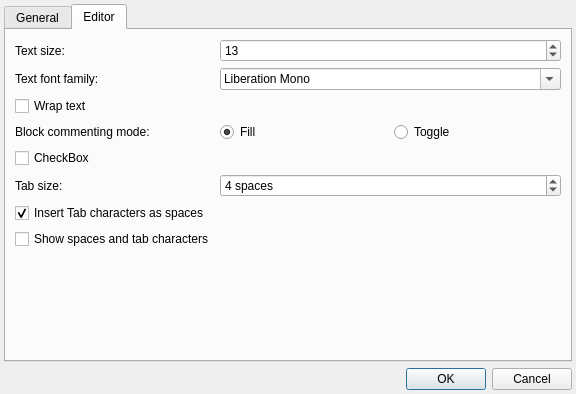
Before: the Qt Designer form src/settingsdialog.ui in IoeCmcomc/MCDatapacker, drawn with Qt 5.
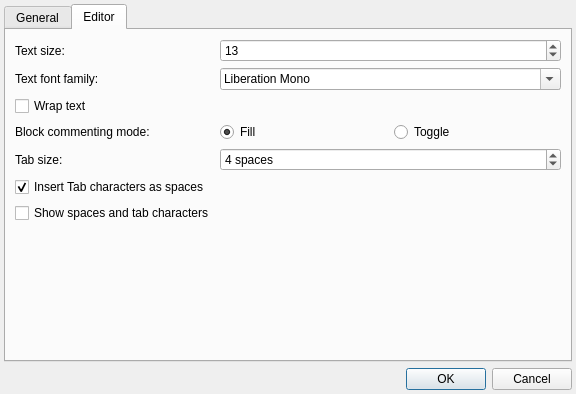
After: the same form once the commit is applied. The open tabs and pages were chosen to show the change.

Patch:
```diff
--- a/src/settingsdialog.ui
+++ b/src/settingsdialog.ui
@@ -183,14 +183,14 @@
          </item>
         </layout>
        </item>
-       <item row="5" column="0">
+       <item row="4" column="0">
         <widget class="QLabel" name="label_7">
          <property name="text">
           <string>Tab size:</string>
          </property>
         </widget>
        </item>
-       <item row="5" column="1">
+       <item row="4" column="1">
         <widget class="QSpinBox" name="editorTabSizeSpin">
          <property name="suffix">
           <string> spaces</string>
@@ -206,7 +206,7 @@
          </property>
         </widget>
        </item>
-       <item row="6" column="0" colspan="2">
+       <item row="5" column="0" colspan="2">
         <widget class="QCheckBox" name="editorTabAsSpacesCheck">
          <property name="text">
           <string>Insert Tab characters as spaces</string>
@@ -216,14 +216,14 @@
          </property>
         </widget>
        </item>
-       <item row="4" column="0">
-        <widget class="QCheckBox" name="checkBox">
+       <item row="6" column="0">
+        <widget class="QCheckBox" name="editorShowSpacesCheck">
          <property name="text">
-          <string>CheckBox</string>
+          <string>Show spaces and tab characters</string>
          </property>
         </widget>
        </item>
-       <item row="8" column="0" colspan="2">
+       <item row="7" column="0" colspan="2">
         <spacer name="verticalSpacer_2">
          <property name="orientation">
           <enum>Qt::Vertical</enum>
@@ -236,13 +236,6 @@
          </property>
         </spacer>
        </item>
-       <item row="7" column="0">
-        <widget class="QCheckBox" name="editorShowSpacesCheck">
-         <property name="text">
-          <string>Show spaces and tab characters</string>
-         </property>
-        </widget>
-       </item>
       </layout>
      </widget>
     </widget>
```
